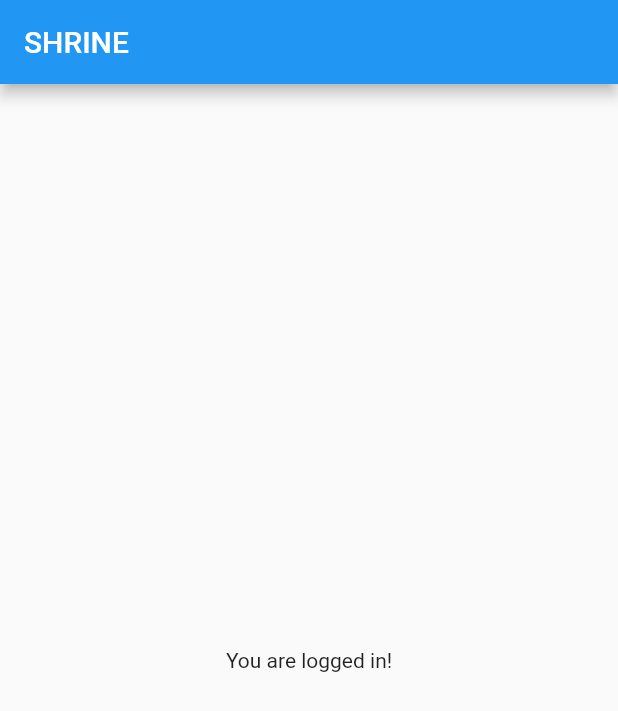
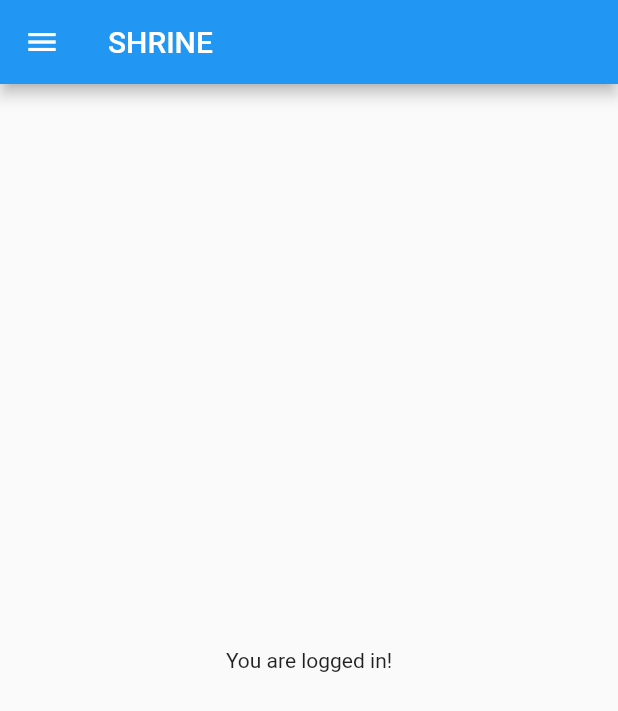
Before and after one commit to isaacscardoso/shrine-ecommerce, a Flutter app: the HomePage screen opened directly, on a phone screen of 412 x 824 dp. Shown: the top 711 px of the screen. Run offline on Flutter 3.47's test engine with Material 2 defaults, Android fonts, the phone set to English and light mode, and no system bars.

Commit message:
Adding the 'Menu' button in the AppBar.

```diff
--- a/lib/interface/pages/home/home_page.dart
+++ b/lib/interface/pages/home/home_page.dart
@@ -7,6 +7,13 @@ class HomePage extends StatelessWidget {
   Widget build(BuildContext context) {
     return Scaffold(
       appBar: AppBar(
+        leading: IconButton(
+          icon: const Icon(
+            Icons.menu,
+            semanticLabel: 'menu',
+          ),
+          onPressed: () => print('Menu Button'),
+        ),
         title: const Text('SHRINE'),
       ),
       body: const Center(
```
